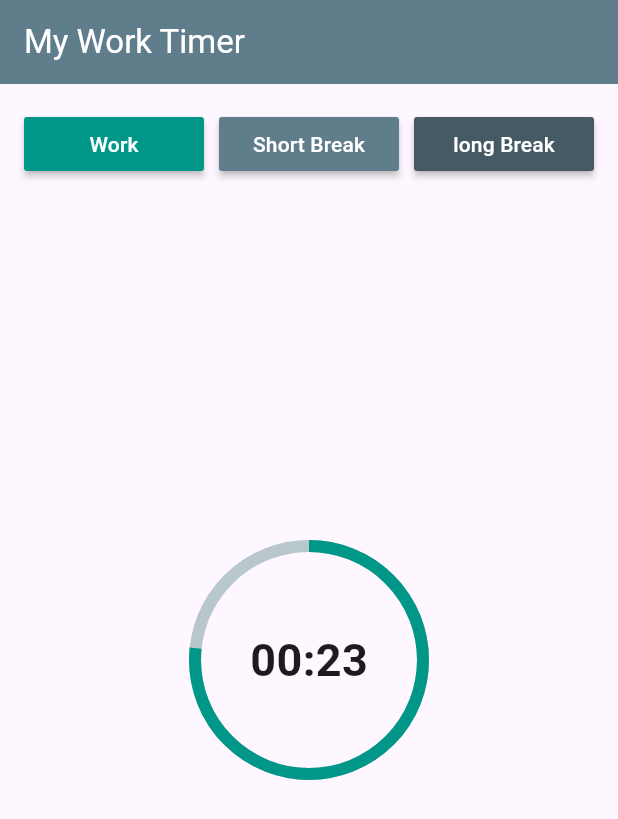
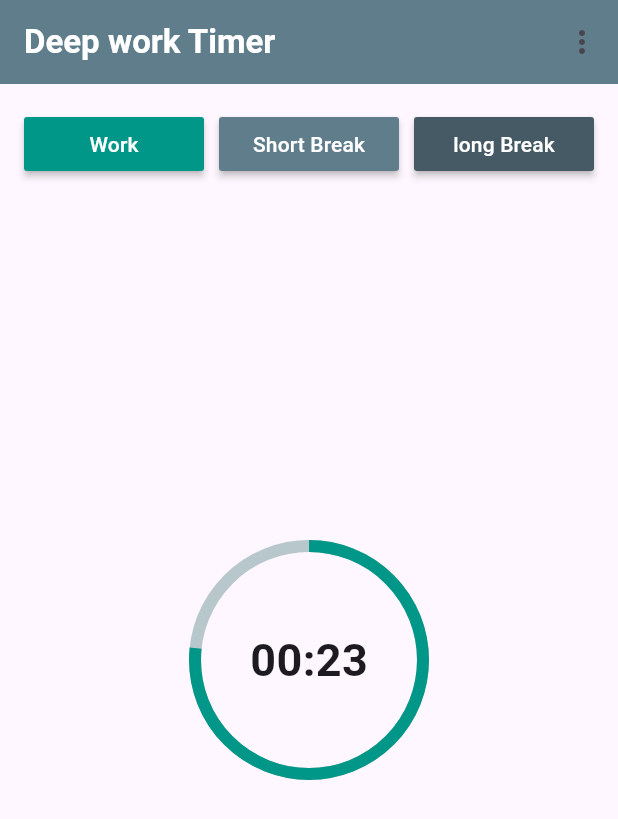
Before and after one commit to HorlahTech/deepwork-timer, a Flutter app: the screen it shows after launch, on a phone screen of 412 x 824 dp. Shown: the top 819 px of the screen. Run offline on Flutter 3.47's test engine with Material 3 defaults, Android fonts, the phone set to English and light mode, and no system bars; drawn by our look-alikes of percent_indicator.

```diff
--- a/lib/main.dart
+++ b/lib/main.dart
@@ -1,7 +1,9 @@
 import 'package:flutter/material.dart';
 import 'package:percent_indicator/circular_percent_indicator.dart';
 import 'package:untitled/countdown_brain.dart';
+import 'package:untitled/settings_view.dart';
 import 'package:untitled/time_model.dart';
+
 // import 'package:percent_indicator/percent_indicator.dart';
 void main() {
   runApp(const MyApp());
@@ -15,21 +17,18 @@ class MyApp extends StatelessWidget {
     return MaterialApp(
       title: 'Flutter Demo',
       theme: ThemeData(
-
         colorScheme: ColorScheme.fromSeed(seedColor: Colors.deepPurple),
         useMaterial3: true,
       ),
-      home: const HomePage(),
+      home:
+          // const SettingsView(),
+          const HomePage(),
     );
   }
 }
 
 class HomePage extends StatefulWidget {
   const HomePage({super.key});
-
-
-
-
 
   @override
   State<HomePage> createState() => _HomePageState();
@@ -42,61 +41,106 @@ class _HomePageState extends State<HomePage> {
   Widget build(BuildContext context) {
     return Scaffold(
       appBar: AppBar(
-      backgroundColor:const Color(0xff607D8B),
-         title: const Text("My Work Timer", style: TextStyle(color: Colors.white)),
+        backgroundColor: const Color(0xff607D8B),
+        actions: [
+          PopupMenuButton(
+              itemBuilder: (context) => [
+                    PopupMenuItem(
+                      child: const Text("Settings"),
+                      onTap: () {
+                        Navigator.push(context,
+                            MaterialPageRoute(builder: (context) {
+                          return const SettingsView();
+                        }));
+                      },
+                    )
+                  ])
+        ],
+        title: const Text(
+          "Deep work Timer",
+          style: TextStyle(color: Colors.white, fontWeight: FontWeight.w600),
         ),
-      body:   Padding(
+      ),
+      body: Padding(
         padding: const EdgeInsets.all(16),
         child: Column(
-
           mainAxisAlignment: MainAxisAlignment.spaceBetween,
-
           children: <Widget>[
-            Row(children: [
-             MyAppButton(color:const Color(0xff009688) , text: "Work",onPressed: (){
+            Row(
+              children: [
+                MyAppButton(
+                  color: const Color(0xff009688),
+                  text: "Work",
+                  onPressed: () {
                     _countdownBrain.startWork();
-             },),
-
-          const SizedBox(width: 10) ,   MyAppButton(color:Color(0xff607D8B) , text: "Short Break",onPressed: (){}, ),
-         const SizedBox(width: 10) ,        MyAppButton(color:Color(0xff455A64) , text: "long Break",onPressed: (){},),
-           ],),
-
+                  },
+                ),
+                const SizedBox(width: 10),
+                MyAppButton(
+                  color: const Color(0xff607D8B),
+                  text: "Short Break",
+                  onPressed: () {},
+                ),
+                const SizedBox(width: 10),
+                MyAppButton(
+                  color: const Color(0xff455A64),
+                  text: "long Break",
+                  onPressed: () {},
+                ),
+              ],
+            ),
             StreamBuilder<TimerModel>(
-            initialData:TimerModel(percent: 1, time: "00:00"),
-            stream: _countdownBrain.countDownBrain(), builder: (context, snapshot){
-return     CircularPercentIndicator(
+                initialData: TimerModel(percent: 1, time: "00:00"),
+                stream: _countdownBrain.countDownBrain(),
+                builder: (context, snapshot) {
+                  return CircularPercentIndicator(
                     radius: 80.0,
                     lineWidth: 8.0,
-                  percent: snapshot.data?.percent??0,
-                  center:   Text(snapshot.data?.time??'', style: const TextStyle(fontSize: 30, fontWeight: FontWeight.w600),),
-                  progressColor:const Color(0xff009688),
+                    percent: snapshot.data?.percent ?? 0,
+                    center: Text(
+                      snapshot.data?.time ?? '',
+                      style: const TextStyle(
+                          fontSize: 30, fontWeight: FontWeight.w600),
+                    ),
+                    progressColor: const Color(0xff009688),
                   );
-
                 }),
-                const Row(children: [
-             MyAppButton(color:Color(0xff455A64), text: "Stop",),
-
-          SizedBox(width: 10) ,  MyAppButton(color:Color(0xff607D8B) , text: "Restart", ),
-
-           ],),
-
+            const Row(
+              children: [
+                MyAppButton(
+                  color: Color(0xff455A64),
+                  text: "Stop",
+                ),
+                SizedBox(width: 10),
+                MyAppButton(
+                  color: Color(0xff607D8B),
+                  text: "Restart",
+                ),
               ],
             ),
-      ),);
-
+          ],
+        ),
+      ),
+    );
   }
 }
 
 class MyAppButton extends StatelessWidget {
-  const MyAppButton({
-    super.key,
- required   this.color, required this.text, this.onPressed
-  });
+  const MyAppButton(
+      {super.key, required this.color, required this.text, this.onPressed});
   final Color color;
   final String text;
   final void Function()? onPressed;
   @override
   Widget build(BuildContext context) {
-    return Expanded(child: MaterialButton(onPressed: onPressed,color: color ,child:   Text(text, style: const TextStyle(color: Colors.white),),));
+    return Expanded(
+        child: MaterialButton(
+      onPressed: onPressed,
+      color: color,
+      child: Text(
+        text,
+        style: const TextStyle(color: Colors.white),
+      ),
+    ));
   }
 }
```
Also changed, not shown: lib/settings_view.dart (added, +146 -0 lines). Lines whose indentation alone changed are shown as unchanged.
